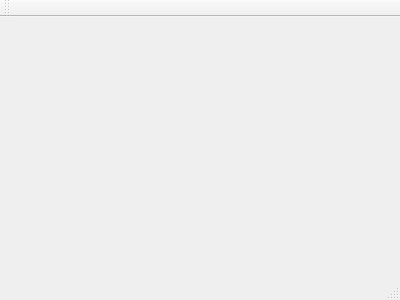
Old version of the form student/12/timer/mainwindow.ui in the repository mqjuha/School_projects.
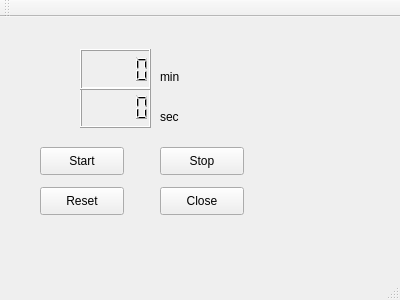
New version of the form.

Diff of the .ui file:
```diff
--- a/student/12/timer/mainwindow.ui
+++ b/student/12/timer/mainwindow.ui
@@ -12,13 +12,127 @@
   <property name="windowTitle" >
    <string>MainWindow</string>
   </property>
-  <widget class="QMenuBar" name="menuBar" />
-  <widget class="QToolBar" name="mainToolBar" />
-  <widget class="QWidget" name="centralWidget" />
-  <widget class="QStatusBar" name="statusBar" />
+  <widget class="QWidget" name="centralWidget">
+   <widget class="QLCDNumber" name="lcdNumberSec">
+    <property name="geometry">
+     <rect>
+      <x>80</x>
+      <y>70</y>
+      <width>71</width>
+      <height>41</height>
+     </rect>
+    </property>
+   </widget>
+   <widget class="QLCDNumber" name="lcdNumberMin">
+    <property name="geometry">
+     <rect>
+      <x>80</x>
+      <y>32</y>
+      <width>71</width>
+      <height>41</height>
+     </rect>
+    </property>
+   </widget>
+   <widget class="QLabel" name="label">
+    <property name="geometry">
+     <rect>
+      <x>160</x>
+      <y>50</y>
+      <width>63</width>
+      <height>20</height>
+     </rect>
+    </property>
+    <property name="text">
+     <string>min</string>
+    </property>
+   </widget>
+   <widget class="QLabel" name="label_2">
+    <property name="geometry">
+     <rect>
+      <x>160</x>
+      <y>90</y>
+      <width>63</width>
+      <height>20</height>
+     </rect>
+    </property>
+    <property name="text">
+     <string>sec</string>
+    </property>
+   </widget>
+   <widget class="QPushButton" name="startButton">
+    <property name="geometry">
+     <rect>
+      <x>40</x>
+      <y>130</y>
+      <width>84</width>
+      <height>28</height>
+     </rect>
+    </property>
+    <property name="text">
+     <string>Start</string>
+    </property>
+   </widget>
+   <widget class="QPushButton" name="stopButton">
+    <property name="geometry">
+     <rect>
+      <x>160</x>
+      <y>130</y>
+      <width>84</width>
+      <height>28</height>
+     </rect>
+    </property>
+    <property name="text">
+     <string>Stop</string>
+    </property>
+   </widget>
+   <widget class="QPushButton" name="resetButton">
+    <property name="geometry">
+     <rect>
+      <x>40</x>
+      <y>170</y>
+      <width>84</width>
+      <height>28</height>
+     </rect>
+    </property>
+    <property name="text">
+     <string>Reset</string>
+    </property>
+   </widget>
+   <widget class="QPushButton" name="closeButton">
+    <property name="geometry">
+     <rect>
+      <x>160</x>
+      <y>170</y>
+      <width>84</width>
+      <height>28</height>
+     </rect>
+    </property>
+    <property name="text">
+     <string>Close</string>
+    </property>
+   </widget>
+  </widget>
+  <widget class="QMenuBar" name="menuBar">
+   <property name="geometry">
+    <rect>
+     <x>0</x>
+     <y>0</y>
+     <width>400</width>
+     <height>25</height>
+    </rect>
+   </property>
+  </widget>
+  <widget class="QToolBar" name="mainToolBar">
+   <attribute name="toolBarArea">
+    <enum>TopToolBarArea</enum>
+   </attribute>
+   <attribute name="toolBarBreak">
+    <bool>false</bool>
+   </attribute>
+  </widget>
+  <widget class="QStatusBar" name="statusBar"/>
  </widget>
- <layoutDefault spacing="6" margin="11" />
- <pixmapfunction></pixmapfunction>
+ <layoutdefault spacing="6" margin="11"/>
  <resources/>
  <connections/>
 </ui>
```
Left out of the diff: 7 changed lines with no effect on the pictures.
